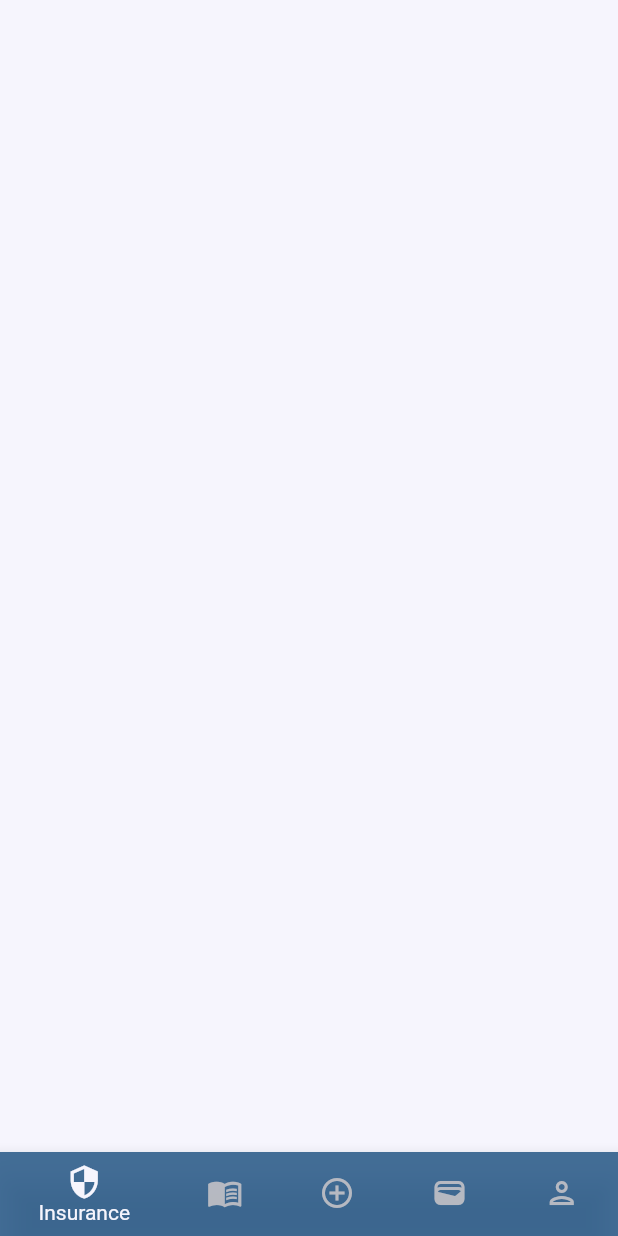
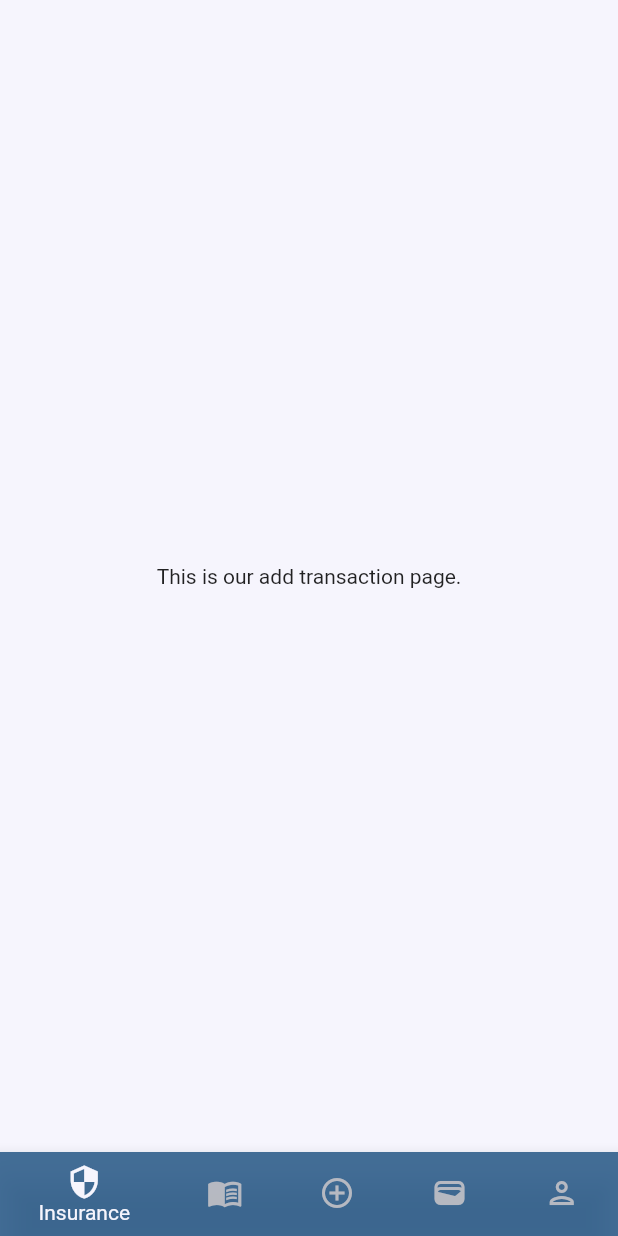
Before and after one commit to AwesomeY25/Turtley, a Flutter app: the screen it shows after launch, swiped to page 3, on a phone screen of 412 x 824 dp. Run offline on Flutter 3.47's test engine with Material 2 defaults, Android fonts, the phone set to English and light mode, and no system bars.

Commit message:
connected dart pages
- connected pages to home screen
- merge asap

```diff
--- /dev/null
+++ b/HackFest - Turtley/hackfest_turtley/lib/add_transaction_page.dart
@@ -0,0 +1,19 @@
+import 'package:flutter/material.dart';
+
+class AddTransactionPage extends StatelessWidget {
+  const AddTransactionPage({super.key});
+
+  @override
+  Widget build(BuildContext context) {
+    return Container(
+        child: Center(
+            child: Text("This is our add transaction page."
+                // need header
+
+                //search bar
+
+                // panels
+
+                )));
+  }
+}
--- a/HackFest - Turtley/hackfest_turtley/lib/courses_page.dart
+++ b/HackFest - Turtley/hackfest_turtley/lib/courses_page.dart
@@ -8,7 +8,7 @@ class CoursesPage extends StatelessWidget {
     return Container(
       child:Center(
         child: Text(
-          "This is our insurance app"
+          "This is our courses page."
         )
       )
     );
--- a/HackFest - Turtley/hackfest_turtley/lib/home_screen.dart
+++ b/HackFest - Turtley/hackfest_turtley/lib/home_screen.dart
@@ -1,4 +1,10 @@
 import 'package:flutter/material.dart';
+import 'package:hackfest_turtley/budget_page.dart';
+import 'package:hackfest_turtley/profile_page.dart';
+
+import 'add_transaction_page.dart';
+import 'courses_page.dart';
+import 'insurance_page.dart';
 
 class HomeScreen extends StatefulWidget {
   const HomeScreen({super.key});
@@ -25,11 +31,21 @@ class _HomeScreenState extends State<HomeScreen> {
       body: PageView(
         controller: pageController,
         children: [
-          Container(color: Color.fromARGB(230,246,245,253)),
-          Container(color: Color.fromARGB(230,246,245,253)),
-          Container(color: Color.fromARGB(230,246,245,253)),
-          Container(color: Color.fromARGB(230,246,245,253)),
-          Container(color: Color.fromARGB(230,246,245,253)),
+          Container(
+            color: Color.fromARGB(230,246,245,253),
+            child: InsurancePage(),),
+          Container(
+            color: Color.fromARGB(230,246,245,253),
+            child: CoursesPage(),),
+          Container(
+            color: Color.fromARGB(230,246,245,253),
+            child: AddTransactionPage()),
+          Container(
+            color: Color.fromARGB(230,246,245,253),
+            child: BudgetPage(),),
+          Container(
+            color: Color.fromARGB(230,246,245,253),
+            child: ProfilePage(),),
         ]
       ),
       bottomNavigationBar: BottomNavigationBar(
```
